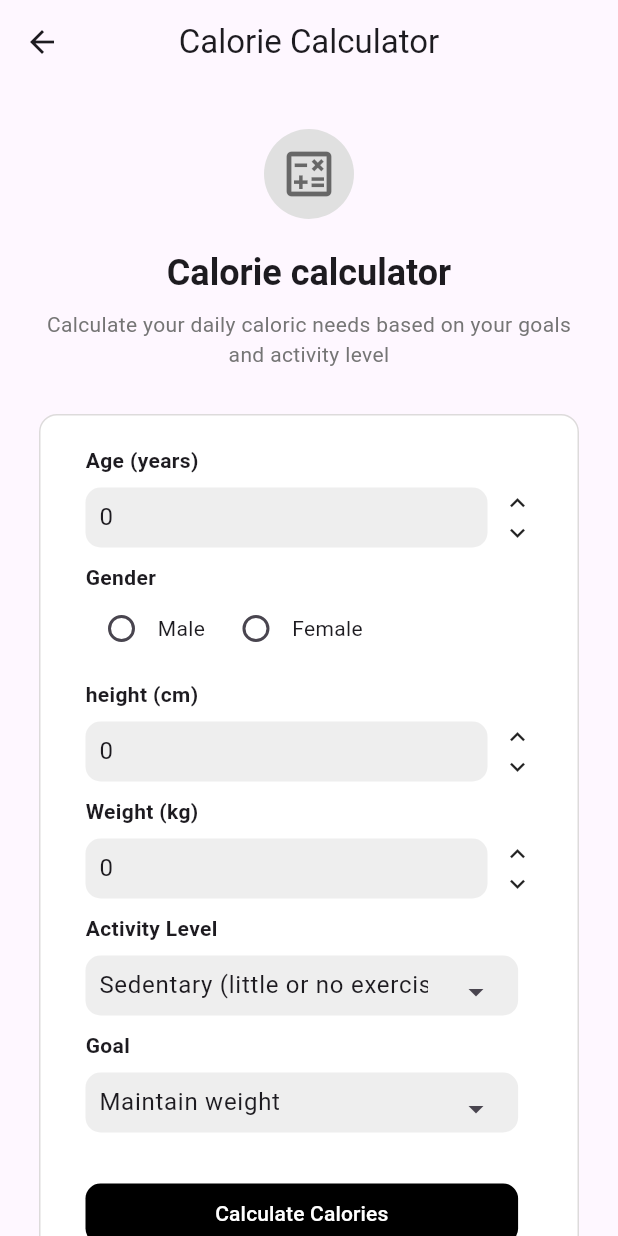
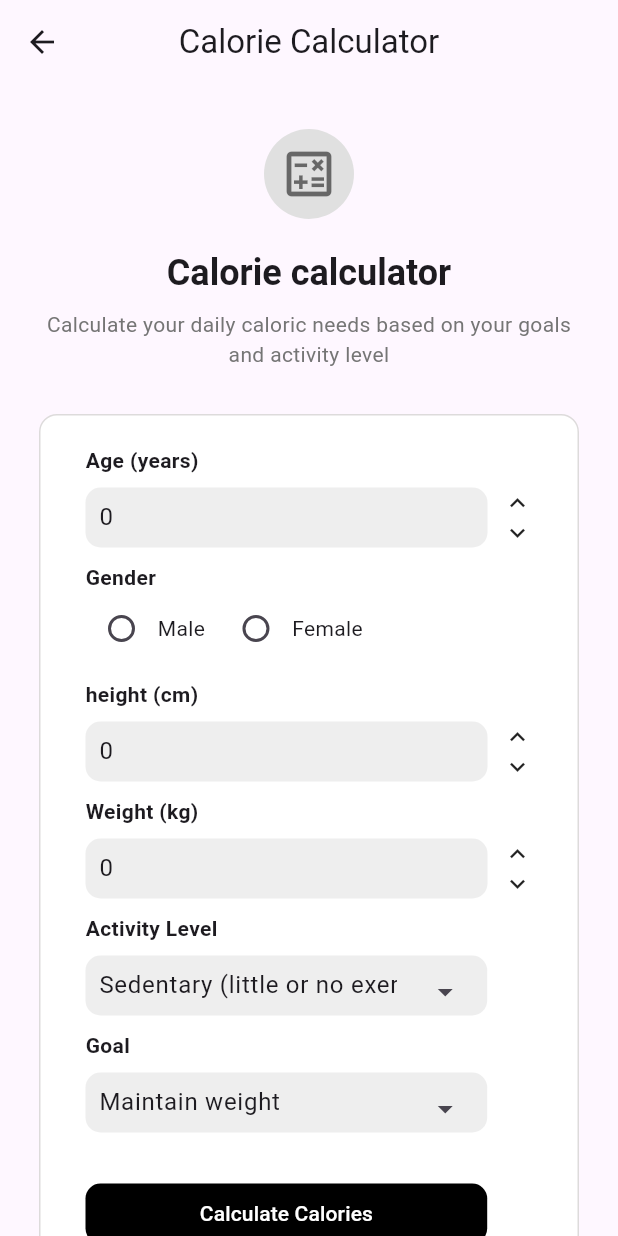
Before and after one commit to ShivamGlotra/workout_app, a Flutter app: the CalorieCalculatorScreen screen opened by its route, on a phone screen of 412 x 824 dp. Run offline on Flutter 3.47's test engine with Material 3 defaults, Android fonts, the phone set to English and light mode, and no system bars.

Commit message:
Revert "width adjusted for the calorie calc input fields"
This reverts commit 09579939debb308ab2adec4f18e7d380dcbb8703.

Undid all the tries to enable web

```diff
--- a/lib/screens/calorie_calculator.dart
+++ b/lib/screens/calorie_calculator.dart
@@ -208,7 +208,7 @@
         ),
         SizedBox(height: 30),
         SizedBox(
-          width: MediaQuery.widthOf(context) * .7,
+          width: MediaQuery.widthOf(context) * .65,
           child: TextButton(
             onPressed: () => (setState(() {
               final bool isValidGender =
@@ -263,7 +263,7 @@
         : (dropdownList.isNotEmpty ? dropdownList.first : null);
 
     return DropdownMenu<String>(
-      width: MediaQuery.widthOf(context) * .7,
+      width: MediaQuery.widthOf(context) * .65,
       initialSelection: safeInitialSelection,
       menuHeight: 250,
       menuStyle: MenuStyle(
```
